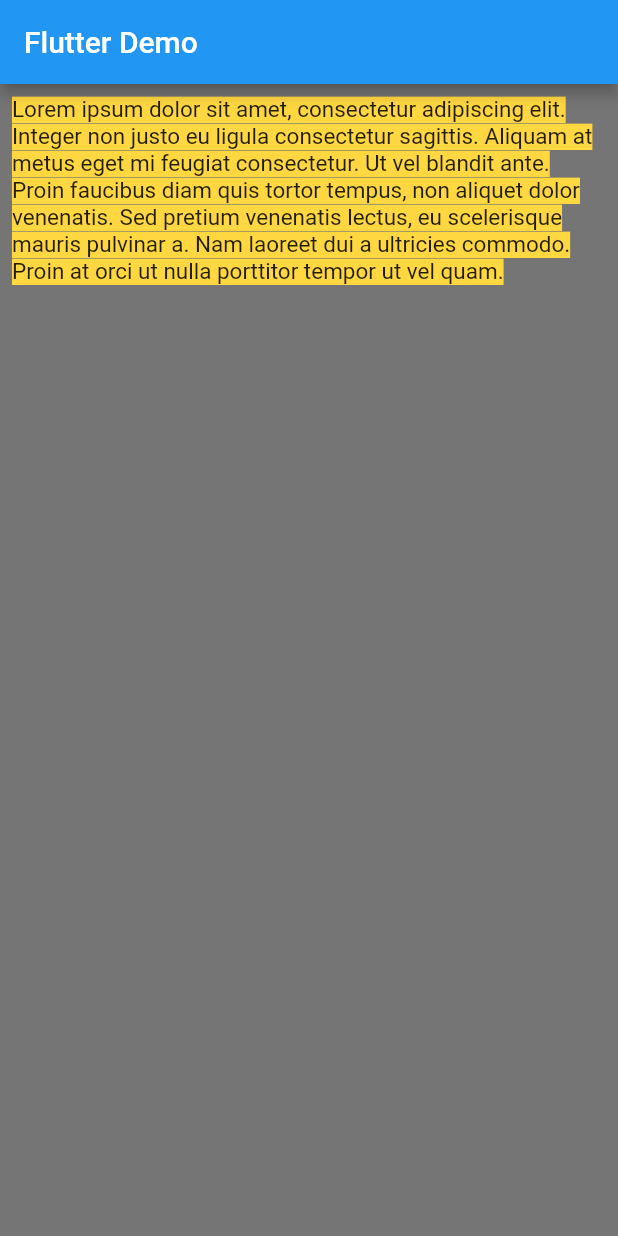
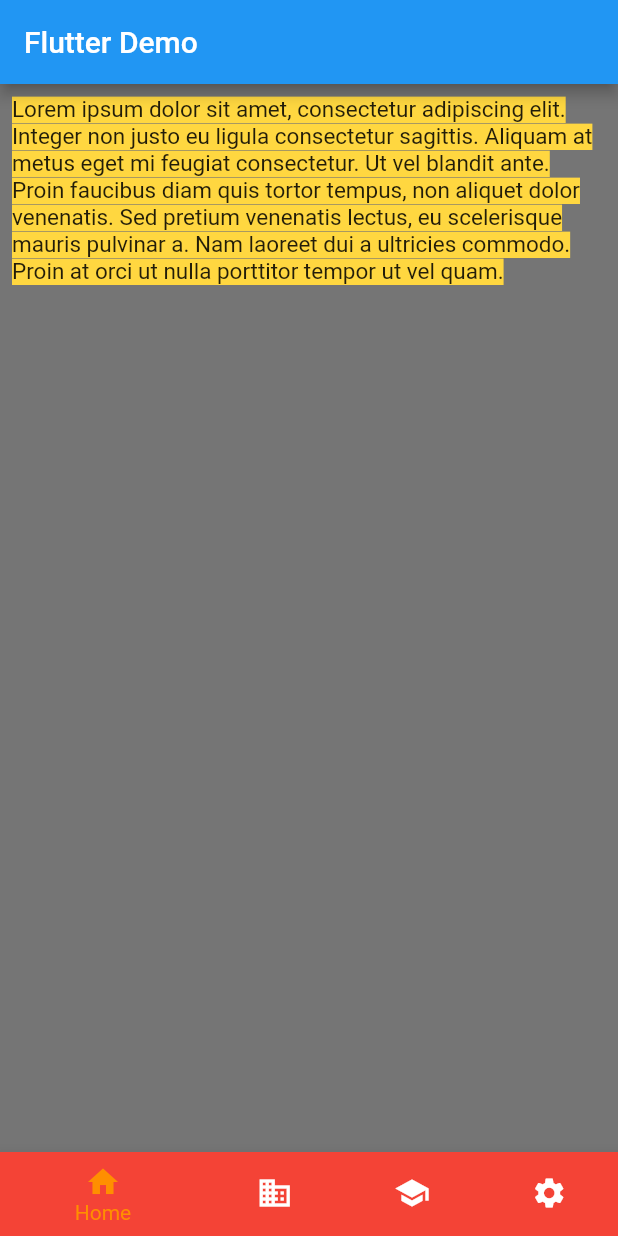
Before and after one commit to KHALEDKHLYAN/DemonstratingFlutter, a Flutter app: the screen it shows after launch, on a phone screen of 412 x 824 dp. Run offline on Flutter 3.47's test engine with Material 2 defaults, Android fonts, the light colour scheme and no system bars.

Commit message:
background color

```diff
--- a/lib/main.dart
+++ b/lib/main.dart
@@ -16,12 +16,46 @@ class MyApp extends StatelessWidget {
   }
 }
 
-class HomeWidget extends StatelessWidget {
+class HomeWidget extends StatefulWidget {
   const HomeWidget({super.key});
+
+  @override
+  State<HomeWidget> createState() => _HomeWidgetState();
+}
+
+class _HomeWidgetState extends State<HomeWidget> {
+  final _selectedIndex = 0;
 
   @override
   Widget build(BuildContext context) {
     return Scaffold(
+      bottomNavigationBar: BottomNavigationBar(
+        items: const <BottomNavigationBarItem>[
+          BottomNavigationBarItem(
+            icon: Icon(Icons.home),
+            label: 'Home',
+            backgroundColor: Colors.red,
+          ),
+          BottomNavigationBarItem(
+            icon: Icon(Icons.business),
+            label: 'Business',
+            backgroundColor: Colors.green,
+          ),
+          BottomNavigationBarItem(
+            icon: Icon(Icons.school),
+            label: 'School',
+            backgroundColor: Colors.purple,
+          ),
+          BottomNavigationBarItem(
+            icon: Icon(Icons.settings),
+            label: 'Settings',
+            backgroundColor: Colors.pink,
+          ),
+        ],
+        currentIndex: _selectedIndex,
+        selectedItemColor: Colors.amber[800],
+        // onTap: _onItemTapped,
+      ),
       backgroundColor: Colors.black54,
       appBar: AppBar(
         title: const Text('Flutter Demo'),
```
